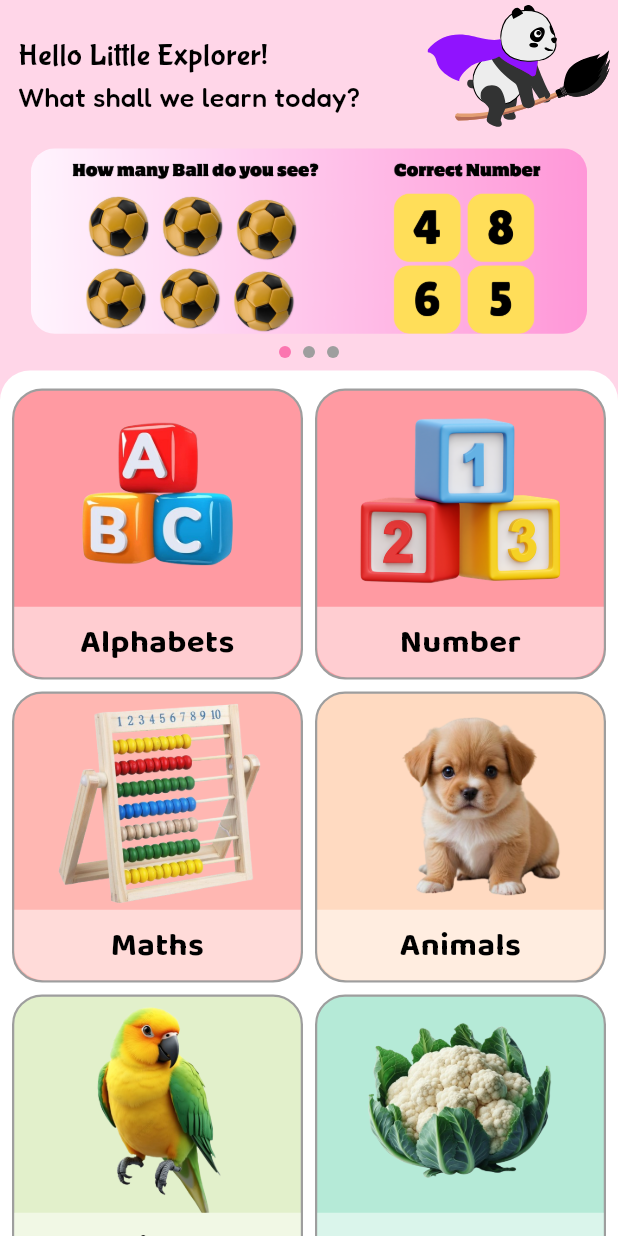
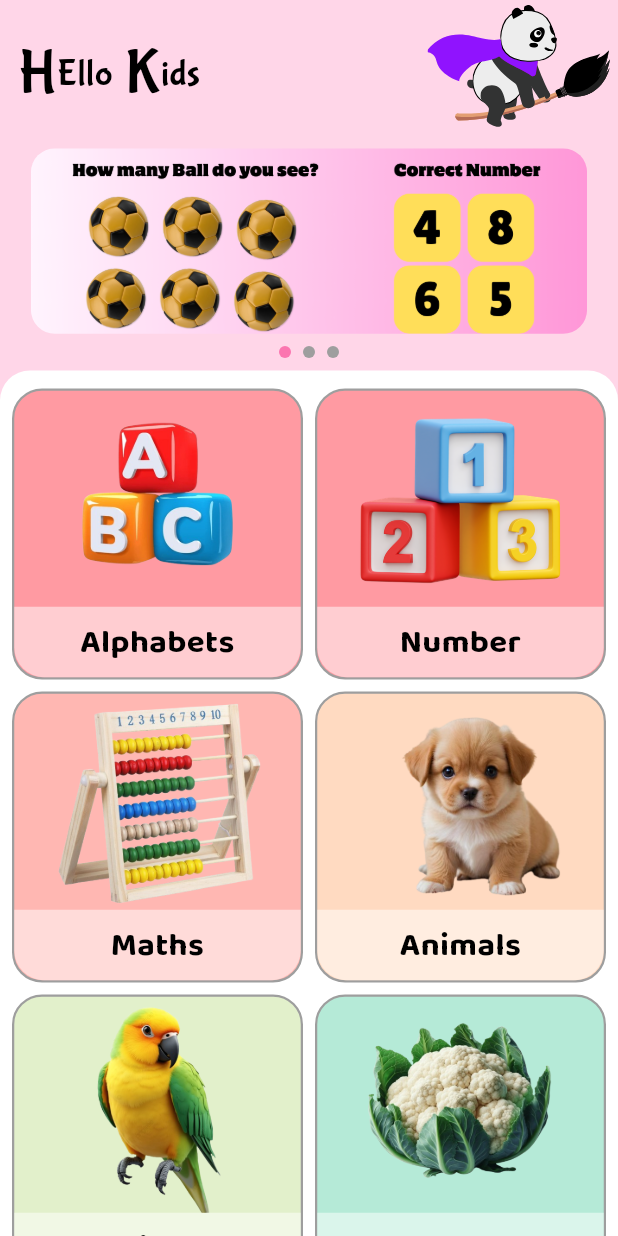
Before and after one commit to rahulkumardev24/Kids-all-in-one-book-App-BabySpark-, a Flutter app: the screen it shows after launch, on a phone screen of 412 x 824 dp. Run offline on Flutter 3.47's test engine with Material 3 defaults, Android fonts, the phone set to English and light mode, and no system bars; drawn by our look-alikes of carousel_slider; our stand-ins replace audioplayers, avatar_glow, cached_network_image, clay_containers, cloud_firestore, confetti and 9 more; missing offline and left inert: dart:ffi; accounts and stored records are empty.

Commit message:
working on dash board screen

```diff
--- a/lib/view/dashboard_screen.dart
+++ b/lib/view/dashboard_screen.dart
@@ -47,20 +47,42 @@ class _DashboardScreenState extends State<DashboardScreen> {
                     crossAxisAlignment: CrossAxisAlignment.start,
                     mainAxisAlignment: MainAxisAlignment.center,
                     children: [
+
+                      Row(
+                        children: [
                           Text(
-                        "Hello Little Explorer!",
+                            "H",
                             style: myTextStyleCus(
                               fontFamily: "secondary",
-                          fontSize: isTablet(context) ? 30 : 21,
+                              fontSize: isTablet(context) ? 30 : 5.h,
                             ),
                           ),
                           Text(
-                        "What shall we learn today?",
+                            "Ello",
                             style: myTextStyleCus(
-                            fontSize: isTablet(context) ? 27 : 18,
-                            fontFamily: "primary",
-                            fontWeight: FontWeight.w500),
+                              fontFamily: "secondary",
+                              fontSize: isTablet(context) ? 30 : 3.h,
                             ),
+                          ),
+                          SizedBox(width: 1.h,),
+                          Text(
+                            "K",
+                            style: myTextStyleCus(
+                              fontFamily: "secondary",
+                              fontSize: isTablet(context) ? 30 : 5.h,
+                            ),
+                          ),
+                          Text(
+                            "ids",
+                            style: myTextStyleCus(
+                              fontFamily: "secondary",
+                              fontSize: isTablet(context) ? 30 : 3.h,
+                            ),
+                          ),
+                        ],
+                      ),
+
+
                     ],
                   ),
                 ),
```
Lines whose indentation alone changed are shown as unchanged.
